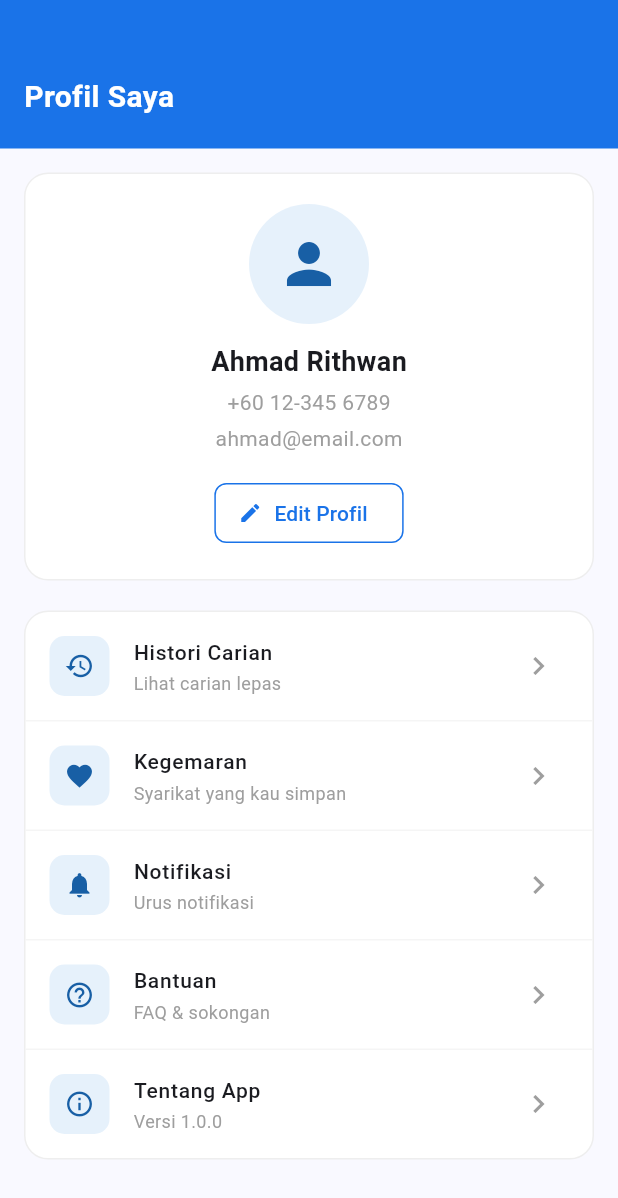
After one commit to Trixxy98/iTowing_mobile, a Flutter app: the screen it shows after launch, item 3 of the bottom bar chosen, on a phone screen of 412 x 824 dp. The commit adds this screen. Shown: the top 1198 px of the screen. Run offline on Flutter 3.47's test engine with Material 3 defaults, Android fonts, the phone set to English and light mode, and no system bars.

Commit message:
feat:profile screen

```diff
--- a/lib/screens/home_screen.dart
+++ b/lib/screens/home_screen.dart
@@ -2,6 +2,8 @@ import 'package:flutter/material.dart';
 import '../models/towing_company.dart';
 import 'list_screen.dart';
 import 'detail_screen.dart';
+import 'profile_screen.dart';
+
 
 class HomeScreen extends StatelessWidget {
   const HomeScreen({super.key});
@@ -37,11 +39,14 @@ class HomeScreen extends StatelessWidget {
     selectedItemColor: const Color(0xFF1a73e8),
     unselectedItemColor: Colors.grey,
     onTap: (index) {
-      if (index == 1) {
+    if (index == 1) {
+      Navigator.push(context,
+      MaterialPageRoute(builder: (_) => const ListScreen()));
+      } else if (index == 2) {
         Navigator.push(context,
-          MaterialPageRoute(builder: (_) => const ListScreen()));
-      }
-    },
+        MaterialPageRoute(builder: (_) => const ProfileScreen()));
+        }
+      },
     items: const [
       BottomNavigationBarItem(
         icon: Icon(Icons.home),
--- /dev/null
+++ b/lib/screens/profile_screen.dart
@@ -0,0 +1,128 @@
+import 'package:flutter/material.dart';
+
+class ProfileScreen extends StatelessWidget {
+  const ProfileScreen({super.key});
+
+  @override
+  Widget build(BuildContext context) {
+    return Scaffold(
+      body: Column(
+        children: [
+          _buildHeader(),
+          Expanded(
+            child: SingleChildScrollView(
+              padding: const EdgeInsets.all(16),
+              child: Column(
+                children: [
+                  _buildProfileCard(),
+                  const SizedBox(height: 20),
+                  _buildMenuSection(),
+                ],
+              ),
+            ),
+          ),
+        ],
+      ),
+    );
+  }
+
+  Widget _buildHeader() {
+    return Container(
+      width: double.infinity,
+      padding: const EdgeInsets.fromLTRB(16, 50, 16, 20),
+      color: const Color(0xFF1a73e8),
+      child: const Text('Profil Saya',
+        style: TextStyle(color: Colors.white,
+          fontSize: 20, fontWeight: FontWeight.bold)),
+    );
+  }
+
+  Widget _buildProfileCard() {
+    return Container(
+      width: double.infinity,
+      padding: const EdgeInsets.all(20),
+      decoration: BoxDecoration(
+        color: Colors.white,
+        borderRadius: BorderRadius.circular(16),
+        border: Border.all(color: Colors.grey.shade200)),
+      child: Column(
+        children: [
+          Container(
+            width: 80, height: 80,
+            decoration: BoxDecoration(
+              color: const Color(0xFFE6F1FB),
+              borderRadius: BorderRadius.circular(40)),
+            child: const Icon(Icons.person,
+              color: Color(0xFF185FA5), size: 44)),
+          const SizedBox(height: 12),
+          const Text('Ahmad Rithwan',
+            style: TextStyle(fontSize: 18, fontWeight: FontWeight.bold)),
+          const SizedBox(height: 4),
+          const Text('+60 12-345 6789',
+            style: TextStyle(color: Colors.grey, fontSize: 14)),
+          const SizedBox(height: 4),
+          const Text('ahmad@email.com',
+            style: TextStyle(color: Colors.grey, fontSize: 14)),
+          const SizedBox(height: 16),
+          OutlinedButton.icon(
+            onPressed: () {},
+            icon: const Icon(Icons.edit, size: 16),
+            label: const Text('Edit Profil'),
+            style: OutlinedButton.styleFrom(
+              foregroundColor: const Color(0xFF1a73e8),
+              side: const BorderSide(color: Color(0xFF1a73e8)),
+              shape: RoundedRectangleBorder(
+                borderRadius: BorderRadius.circular(8))),
+          ),
+        ],
+      ),
+    );
+  }
+
+  Widget _buildMenuSection() {
+    final menuItems = [
+      {'icon': Icons.history, 'title': 'Histori Carian', 'subtitle': 'Lihat carian lepas'},
+      {'icon': Icons.favorite, 'title': 'Kegemaran', 'subtitle': 'Syarikat yang kau simpan'},
+      {'icon': Icons.notifications, 'title': 'Notifikasi', 'subtitle': 'Urus notifikasi'},
+      {'icon': Icons.help_outline, 'title': 'Bantuan', 'subtitle': 'FAQ & sokongan'},
+      {'icon': Icons.info_outline, 'title': 'Tentang App', 'subtitle': 'Versi 1.0.0'},
+    ];
+
+    return Container(
+      decoration: BoxDecoration(
+        color: Colors.white,
+        borderRadius: BorderRadius.circular(16),
+        border: Border.all(color: Colors.grey.shade200)),
+      child: Column(
+        children: menuItems.asMap().entries.map((entry) {
+          final index = entry.key;
+          final item = entry.value;
+          return Column(
+            children: [
+              ListTile(
+                leading: Container(
+                  width: 40, height: 40,
+                  decoration: BoxDecoration(
+                    color: const Color(0xFFE6F1FB),
+                    borderRadius: BorderRadius.circular(10)),
+                  child: Icon(item['icon'] as IconData,
+                    color: const Color(0xFF185FA5), size: 20)),
+                title: Text(item['title'] as String,
+                  style: const TextStyle(
+                    fontSize: 14, fontWeight: FontWeight.w500)),
+                subtitle: Text(item['subtitle'] as String,
+                  style: const TextStyle(
+                    fontSize: 12, color: Colors.grey)),
+                trailing: const Icon(Icons.chevron_right,
+                  color: Colors.grey),
+                onTap: () {},
+              ),
+              if (index < menuItems.length - 1)
+                Divider(height: 1, color: Colors.grey.shade100),
+            ],
+          );
+        }).toList(),
+      ),
+    );
+  }
+}
```
